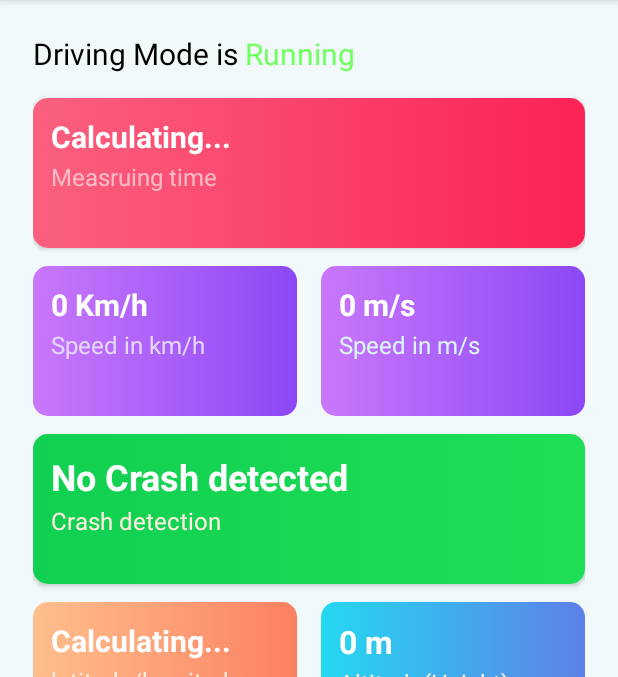
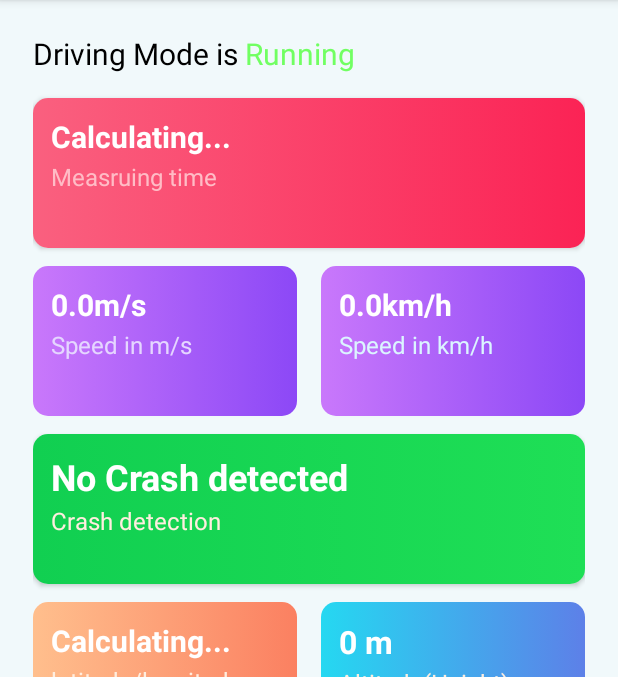
Before and after one commit to GistMonk/digihelper-app, an Android app: the screen it shows after launch (DashboardActivity), on a phone screen of 412 x 824 dp, the part 84-761 px from its top. Run offline under Robolectric (Android 15) with nearby library versions, the phone set to English and light mode, and no system bars.

Commit message:
all changes in dashboard

```diff
--- a/app/src/main/AndroidManifest.xml
+++ b/app/src/main/AndroidManifest.xml
@@ -7,6 +7,8 @@
 
     <!--my changes-->
 
+    <uses-permission android:name="android.permission.ACCESS_COARSE_LOCATION" />
+    <uses-permission android:name="android.permission.ACCESS_FINE_LOCATION" />
     <application
         android:allowBackup="true"
         android:dataExtractionRules="@xml/data_extraction_rules"
--- a/app/src/main/java/com/example/digihelper/DashboardActivity.java
+++ b/app/src/main/java/com/example/digihelper/DashboardActivity.java
@@ -11,6 +11,7 @@ import android.location.LocationManager;
 import android.media.MediaPlayer;
 import android.os.Bundle;
 import android.util.Log;
+import android.widget.ImageView;
 import android.widget.TextView;
 
 import java.util.List;
@@ -18,6 +19,9 @@ import java.util.List;
 public class DashboardActivity extends AppCompatActivity implements LocationListener {
 
     TextView speedText ;
+    TextView speedKmText;
+    TextView crashText;
+    ImageView crashImage;
 
     double currentSpeed ;
     double prevSpeed;
@@ -34,11 +38,14 @@ public class DashboardActivity extends AppCompatActivity implements LocationList
         super.onCreate(savedInstanceState);
 
         setContentView(R.layout.activity_dashboard);
-        speedText = findViewById(R.id.speed);
-        speedText.setText("0.0m/s");
+        speedText = findViewById(R.id.speedText);
         currentSpeed = 0;
         prevSpeed =0;
-
+        speedKmText = findViewById(R.id.speedKmText);
+        crashImage = findViewById(R.id.crashImage);
+        crashText = findViewById(R.id.crashText);
+        speedText.setText("0.0m/s");
+        speedKmText.setText("0.0km/h");
 
         mediaPlayerAlert = MediaPlayer.create(getApplicationContext(), R.raw.alert);
         meadiaPlayerMonitor = MediaPlayer.create(getApplicationContext(), R.raw.start);
@@ -76,7 +83,7 @@ public class DashboardActivity extends AppCompatActivity implements LocationList
         if(location == null){
             Log.i("speed","Current Speed : [location null] 0.0m/s");
             speedText.setText("0.0m/s");
-
+            speedKmText.setText("0.0km/h");
 
 
         }else{
@@ -90,6 +97,8 @@ public class DashboardActivity extends AppCompatActivity implements LocationList
             Log.i("speed","Current Speed : [location] " + mCurrentSpeed+ "m/s");
             speedText.setText(mCurrentSpeed+"m/s");
 
+            float kmCurrentSpeed = (float) (mCurrentSpeed*3.6);
+            speedKmText.setText((int) kmCurrentSpeed);
 
             // play sound on over speeding
             if(currentSpeed > 1){
@@ -98,7 +107,8 @@ public class DashboardActivity extends AppCompatActivity implements LocationList
 
 
             if(currentSpeed == 0.0 && prevSpeed > 1){
-                // crash detected //
+                crashText.setText("Crash Detected");
+                crashImage.setBackground(getDrawable(R.drawable.cragradient));
                 mediaPlayerAlert.start();
 
             }
--- /dev/null
+++ b/app/src/main/res/drawable/cragradient.xml
@@ -0,0 +1,11 @@
+<?xml version="1.0" encoding="utf-8"?>
+<selector xmlns:android="http://schemas.android.com/apk/res/android">
+    <item>
+        <shape>
+            <gradient
+                android:startColor="#EF0A1E"
+                android:endColor="#E6122A"
+                android:type="linear" />
+        </shape>
+    </item>
+</selector>
--- a/app/src/main/res/layout/activity_dashboard.xml
+++ b/app/src/main/res/layout/activity_dashboard.xml
@@ -100,12 +100,12 @@
             android:layout_height="match_parent">
 
             <TextView
-                android:id="@+id/weatherText"
+                android:id="@+id/speedKmText"
                 android:layout_width="wrap_content"
                 android:layout_height="wrap_content"
                 android:layout_marginStart="12dp"
                 android:layout_marginTop="12dp"
-                android:text="0 m/s"
+                android:text="0 km/h"
                 android:textColor="@color/white"
                 android:textSize="20sp"
                 android:textStyle="bold"
@@ -118,10 +118,10 @@
                 android:layout_height="wrap_content"
                 android:layout_marginStart="12dp"
                 android:layout_marginTop="2dp"
-                android:text="Speed in m/s"
+                android:text="Speed in km/h"
                 android:textColor="#DBF5FF"
                 android:textSize="16sp"
-                app:layout_constraintTop_toBottomOf="@id/weatherText"
+                app:layout_constraintTop_toBottomOf="@id/speedKmText"
                 app:layout_constraintStart_toStartOf="parent"/>
 
         </androidx.constraintlayout.widget.ConstraintLayout>
@@ -155,7 +155,7 @@
                 android:layout_height="wrap_content"
                 android:layout_marginStart="12dp"
                 android:layout_marginTop="12dp"
-                android:text="0 Km/h"
+                android:text="0 m/s"
                 android:textColor="@color/white"
                 android:textSize="20sp"
                 android:textStyle="bold"
@@ -168,7 +168,7 @@
                 android:layout_height="wrap_content"
                 android:layout_marginStart="12dp"
                 android:layout_marginTop="2dp"
-                android:text="Speed in km/h"
+                android:text="Speed in m/s"
                 android:textColor="#E5D6FF"
                 android:textSize="16sp"
                 app:layout_constraintTop_toBottomOf="@id/speedText"
@@ -239,6 +239,7 @@
         app:layout_constraintEnd_toEndOf="parent">
 
         <ImageView
+            android:id="@+id/crashImage"
             android:layout_width="match_parent"
             android:layout_height="match_parent"
             android:scaleType="fitXY"
```
